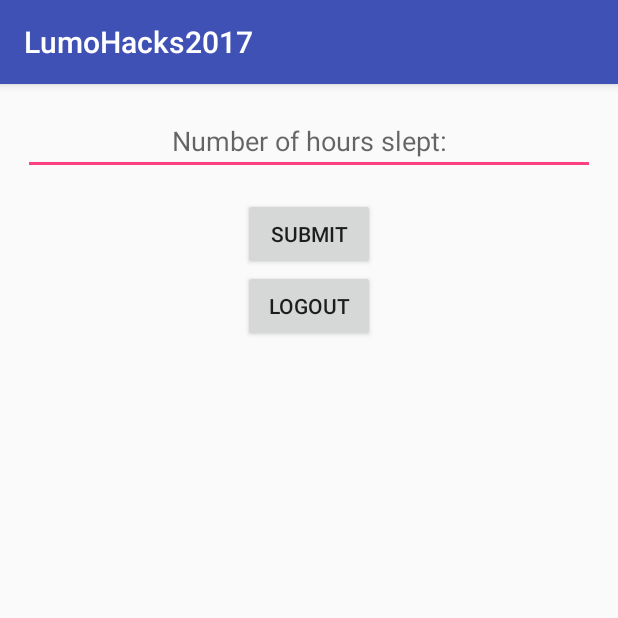
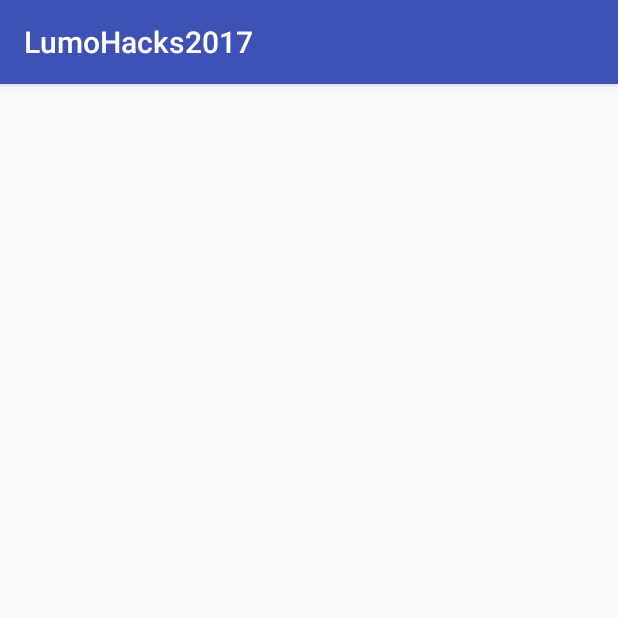
Before and after one commit to FSXAC/Lumohacks2017, an Android app: the DailyActivity screen opened directly, with no data from a screen before it, on a phone screen of 412 x 824 dp, the top half of it. Run offline under Robolectric (Android 15) with nearby library versions, the phone set to English and light mode, and no system bars; our stand-ins replace Firebase (no records; nobody signed in at launch, a user with empty details on screens opened directly).

Commit message:
data receive updates

```diff
--- a/lumo/app/src/main/java/com/example/nisha/lumohacks2017/DailyActivity.java
+++ b/lumo/app/src/main/java/com/example/nisha/lumohacks2017/DailyActivity.java
@@ -6,22 +6,26 @@ import android.os.Bundle;
 import android.view.View;
 import android.widget.Button;
 import android.widget.EditText;
+import android.widget.NumberPicker;
+import android.widget.TextView;
 import android.widget.Toast;
 
 import com.google.firebase.auth.FirebaseAuth;
 import com.google.firebase.auth.FirebaseUser;
+import com.google.firebase.database.DataSnapshot;
+import com.google.firebase.database.DatabaseError;
 import com.google.firebase.database.DatabaseReference;
 import com.google.firebase.database.FirebaseDatabase;
+import com.google.firebase.database.ValueEventListener;
+
+import org.w3c.dom.Text;
 
 public class DailyActivity extends AppCompatActivity implements View.OnClickListener {
 
     private FirebaseAuth firebaseAuth;
+    private DatabaseReference databaseReference;
 
-    private Button logoutBtn;
-    private Button submitBtn;
-    private EditText editTextHoursSlept;
-
-    private DatabaseReference databaseReference;
+    private TextView receiveData;
 
     @Override
     protected void onCreate(Bundle savedInstanceState) {
@@ -37,40 +41,28 @@ public class DailyActivity extends AppCompatActivity implements View.OnClickList
 
         databaseReference = FirebaseDatabase.getInstance().getReference();
 
-        logoutBtn = (Button) findViewById(R.id.logoutBtn);
-        submitBtn = (Button) findViewById(R.id.submitBtn);
-        editTextHoursSlept = (EditText) findViewById(R.id.editTextHoursSlept);
+        receiveData = (TextView) findViewById(R.id.receiveData);
 
-        logoutBtn.setOnClickListener(this);
-        submitBtn.setOnClickListener(this);
+        databaseReference.addValueEventListener(new ValueEventListener() {
+            @Override
+            public void onDataChange(DataSnapshot dataSnapshot) {
+                String value = dataSnapshot.getValue(String.class);
+
+                receiveData.setText(value);
+            }
+
+            @Override
+            public void onCancelled(DatabaseError databaseError) {
+
+            }
+        });
+
+
     }
 
     @Override
     public void onClick(View v) {
 
-        if(v == logoutBtn) {
-            firebaseAuth.signOut();
-            finish();
-            startActivity(new Intent(getApplicationContext(), LoginActivity.class));
-        }
-
-        if(v == submitBtn) {
-            //submitUserInfo();
-        }
-
     }
 
-   /* private void submitUserInfo() {
-
-        String hoursOfSleep = editTextHoursSlept.getText().toString().trim();
-
-        UserInformation userInformation = new UserInformation(Integer.parseInt(hoursOfSleep));
-
-        FirebaseUser firebaseUser = firebaseAuth.getCurrentUser();
-
-        databaseReference.child(firebaseUser.getUid()).setValue(userInformation);
-
-        Toast.makeText(this, "Information Saved", Toast.LENGTH_SHORT).show();
-
-    }*/
 }
--- a/lumo/app/src/main/res/layout/activity_daily.xml
+++ b/lumo/app/src/main/res/layout/activity_daily.xml
@@ -11,27 +11,11 @@
         android:layout_height="wrap_content"
         android:orientation="vertical">
 
-        <EditText
-            android:layout_width="match_parent"
-            android:layout_height="wrap_content"
-            android:layout_margin="15dp"
-            android:hint="Number of hours slept:"
-            android:textAlignment="center"
-            android:id="@+id/editTextHoursSlept"/>
-
-        <Button
+        <TextView
             android:layout_width="wrap_content"
             android:layout_height="wrap_content"
-            android:text="Submit"
-            android:id="@+id/submitBtn"
-            android:layout_gravity="center"/>
-
-        <Button
-            android:layout_width="wrap_content"
-            android:layout_height="wrap_content"
-            android:text="Logout"
-            android:id="@+id/logoutBtn"
-            android:layout_gravity="center"/>
+            android:gravity="center"
+            android:id="@+id/receiveData"/>
 
     </LinearLayout>
 
```
